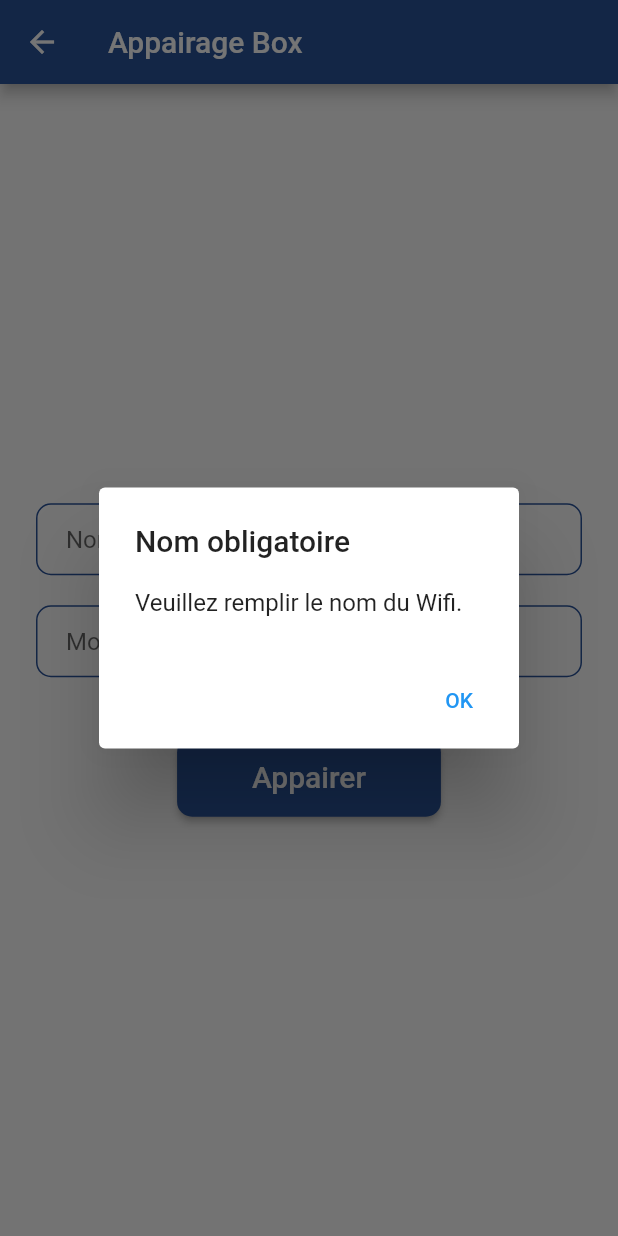
After one commit to JeremyLRYnov/Airlux, a Flutter app: the AppairagePage screen opened directly, after a tap on "Appairer", on a phone screen of 412 x 824 dp. The commit adds this screen. Run offline on Flutter 3.47's test engine with Material 2 defaults, Android fonts, the phone set to English and light mode, and no system bars; our stand-ins replace modal_progress_hud_nsn, shared_preferences; missing offline and left inert: wifi_iot; accounts and stored records are empty.

Commit message:
[MOBILE][ESP] Page appairage

```diff
--- /dev/null
+++ b/mobileapp/lib/screens/test_wifi/appairage_page.dart
@@ -0,0 +1,124 @@
+import 'dart:convert';
+import 'dart:io';
+
+import 'package:flutter/material.dart';
+
+import '../../models/constants.dart';
+import '../settings_page.dart';
+
+class AppairagePage extends StatefulWidget {
+  const AppairagePage({super.key});
+
+  @override
+  _AppairagePageState createState() => _AppairagePageState();
+}
+
+class _AppairagePageState extends State<AppairagePage> {
+  final _formKey = GlobalKey<FormState>();
+  String _ssid = "";
+  String _password = "";
+
+  _submit() async {
+    print("Submit");
+    if (_formKey.currentState!.validate()) {
+      _formKey.currentState!.save();
+      try {
+        // Créer une connexion TCP avec l'ESP32
+        Socket socket = await Socket.connect('192.168.4.1', 80);
+        // Envoyer les données SSID et mot de passe WiFi à l'ESP32
+        socket.write("$_ssid\n");
+        print("SSID: $_ssid\n");
+        socket.write("$_password\n");
+        print("PWD: $_password\n");
+        // Attendre la réponse de l'ESP32
+        String response = await utf8.decoder.bind(socket).join();
+        print(response);
+        // Fermer la connexion
+        socket.close();
+      } catch (e) {
+        print(e);
+      }
+    }
+  }
+
+  @override
+  Widget build(BuildContext context) {
+    return Scaffold(
+      appBar: AppBar(
+        title: Text('Appairage Box'),
+        backgroundColor: kPrimaryBlue,
+      ),
+      body: Center(
+        child: Padding(
+          padding:const EdgeInsets.symmetric(horizontal: 24.0),
+          child: Form(
+            key: _formKey,
+            child: Column(
+              mainAxisAlignment: MainAxisAlignment.center,
+              // Centrer verticalement
+              children: <Widget>[
+                TextFormField(
+                  decoration: kTextFieldDecoration.copyWith(
+                    hintText: 'Nom du Wifi',
+                  ),
+                  validator: (value) {
+                    if (value!.isEmpty) {
+                      return 'Entrez un SSID';
+                    }
+                    return null;
+                  },
+                  onSaved: (value) => _ssid = value!,
+                ),
+                const SizedBox(
+                  height: 20.0,
+                ),
+                TextFormField(
+                  decoration: kTextFieldDecoration.copyWith(
+                    hintText: 'Mot de passe du Wifi',
+                  ),
+                  validator: (value) {
+                    if (value!.isEmpty) {
+                      return 'Entrez un mot de passe';
+                    }
+                    return null;
+                  },
+                  onSaved: (value) => _password = value!,
+                ),
+                SizedBox(
+                  height: 40.0,
+                ),
+                RectangleButton(
+                    title: 'Appairer',
+                    onPressed: () async {
+                      if (_ssid.isEmpty) {
+                        showDialog(
+                          context: context,
+                          builder: (BuildContext context) {
+                            return AlertDialog(
+                              title: Text("Nom obligatoire"),
+                              content:
+                                  Text("Veuillez remplir le nom du Wifi."),
+                              actions: [
+                                TextButton(
+                                  child: Text("OK"),
+                                  onPressed: () {
+                                    Navigator.of(context).pop();
+                                  },
+                                ),
+                              ],
+                            );
+                          },
+                        );
+                      } else {
+                        _submit;
+                      }
+                    },
+                    color: kPrimaryBlue),
+              ],
+            ),
+          ),
+        ),
+      ),
+    );
+  }
+}
```
Also changed, not shown: mobileapp/lib/screens/settings_page.dart (+8 -0 lines), mobileapp/lib/screens/test_wifi/wifi_send_message.dart (deleted, +0 -91 lines).
